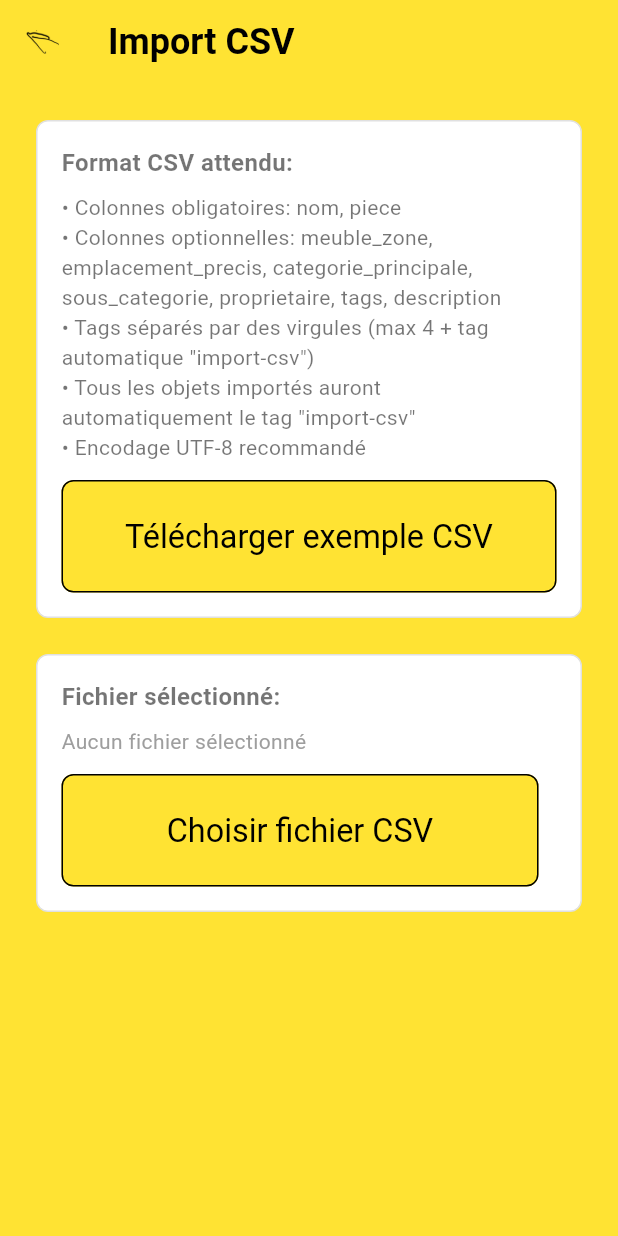
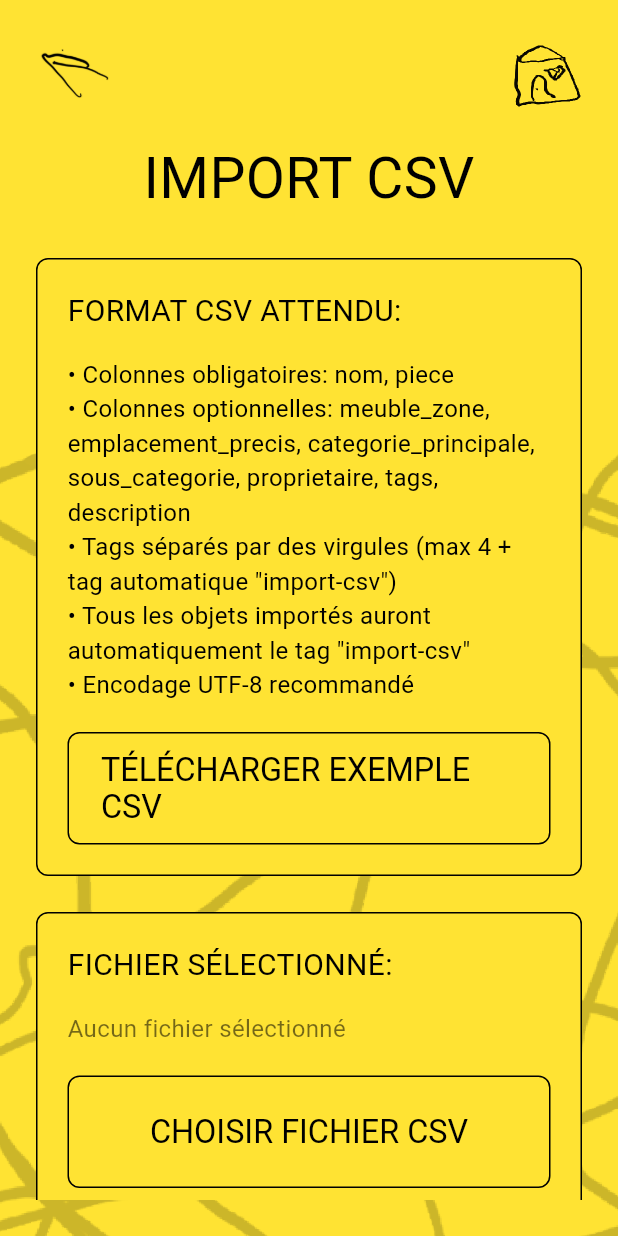
Before and after one commit to florianleux/scrountch, a Flutter app: the CsvImportScreen screen opened directly, on a phone screen of 412 x 824 dp. Run offline on Flutter 3.47's test engine with Material 3 defaults, Android fonts, the phone set to English and light mode, and no system bars; our stand-ins replace cloud_firestore, csv, file_picker, firebase_auth, firebase_core; accounts and stored records are empty; generated files the repository leaves out were written again; network calls fail; Roboto replaces fonts that are missing (Chivo, DelaGothicOne).

Commit message:
fix: conform CSV import screen to design guidelines
- Replace AppBar with standardized header (back_icon + home_icon 50x50px)
- Add search_bg.png background image with 20% opacity
- Update typography: DelaGothicOne for titles, Chivo for body text
- Replace white containers with unified yellow (#FFE333) style
- Add black borders (1px) to all containers
- Update all text to uppercase for titles and buttons
- Improve dialog styling with TertiaryButton
- Enhance progress indicator styling
- Fix spacing and padding according to DA standards

```diff
--- a/lib/screens/csv_import_screen.dart
+++ b/lib/screens/csv_import_screen.dart
@@ -22,28 +22,80 @@ class _CsvImportScreenState extends State<CsvImportScreen> {
   Widget build(BuildContext context) {
     return Scaffold(
       backgroundColor: const Color(0xFFFFE333),
-      appBar: AppBar(
-        backgroundColor: const Color(0xFFFFE333),
-        elevation: 0,
-        leading: IconButton(
-          icon: Image.asset(
-            'assets/images/back_icon.png',
-            width: 24,
-            height: 24,
-          ),
-          onPressed: () => Navigator.pop(context),
-        ),
-        title: const Text(
-          'Import CSV',
-          style: TextStyle(
-            fontSize: 24,
-            fontWeight: FontWeight.bold,
-            color: Colors.black,
+      body: Stack(
+        children: [
+          // Image de fond avec opacité
+          Positioned.fill(
+            child: Opacity(
+              opacity: 0.2,
+              child: Image.asset(
+                'assets/images/search_bg.png',
+                fit: BoxFit.cover,
               ),
             ),
           ),
-      body: Padding(
-        padding: const EdgeInsets.all(24.0),
+
+          // Contenu principal
+          SafeArea(
+            child: Padding(
+              padding: const EdgeInsets.symmetric(vertical: 24.0),
+              child: Column(
+                children: [
+                  // Header standardisé
+                  Padding(
+                    padding: const EdgeInsets.symmetric(horizontal: 24.0),
+                    child: Row(
+                      children: [
+                        // Bouton retour (50x50px)
+                        GestureDetector(
+                          onTap: () => Navigator.pop(context),
+                          child: Image.asset(
+                            'assets/images/back_icon.png',
+                            width: 50,
+                            height: 50,
+                          ),
+                        ),
+                        const Spacer(),
+                        // Bouton home (50x50px)
+                        GestureDetector(
+                          onTap: () => Navigator.pushNamedAndRemoveUntil(
+                            context,
+                            '/',
+                            (route) => false,
+                          ),
+                          child: Image.asset(
+                            'assets/images/home_icon.png',
+                            width: 50,
+                            height: 50,
+                          ),
+                        ),
+                      ],
+                    ),
+                  ),
+
+                  const SizedBox(height: 24),
+
+                  // Titre de la page
+                  const Padding(
+                    padding: EdgeInsets.symmetric(horizontal: 24.0),
+                    child: Text(
+                      'IMPORT CSV',
+                      textAlign: TextAlign.center,
+                      style: TextStyle(
+                        fontFamily: 'DelaGothicOne',
+                        fontSize: 38,
+                        color: Colors.black,
+                        height: 1.1,
+                      ),
+                    ),
+                  ),
+
+                  const SizedBox(height: 32),
+
+                  // Contenu scrollable
+                  Expanded(
+                    child: SingleChildScrollView(
+                      padding: const EdgeInsets.symmetric(horizontal: 24.0),
                       child: Column(
                         crossAxisAlignment: CrossAxisAlignment.stretch,
                         children: [
@@ -66,39 +118,51 @@ class _CsvImportScreenState extends State<CsvImportScreen> {
                         ],
                       ),
                     ),
+                  ),
+                ],
+              ),
+            ),
+          ),
+        ],
+      ),
     );
   }
 
   Widget _buildInstructions() {
     return Container(
-      padding: const EdgeInsets.all(16),
+      padding: const EdgeInsets.all(20),
       decoration: BoxDecoration(
-        color: Colors.white,
+        color: const Color(0xFFFFE333),
         borderRadius: BorderRadius.circular(8),
-        border: Border.all(color: Colors.grey.shade300),
+        border: Border.all(color: Colors.black, width: 1),
       ),
       child: Column(
         crossAxisAlignment: CrossAxisAlignment.start,
         children: [
           const Text(
-            'Format CSV attendu:',
+            'FORMAT CSV ATTENDU:',
             style: TextStyle(
-              fontSize: 16,
-              fontWeight: FontWeight.bold,
+              fontFamily: 'DelaGothicOne',
+              fontSize: 20,
+              color: Colors.black,
             ),
           ),
-          const SizedBox(height: 8),
+          const SizedBox(height: 16),
           const Text(
             '• Colonnes obligatoires: nom, piece\n'
             '• Colonnes optionnelles: meuble_zone, emplacement_precis, categorie_principale, sous_categorie, proprietaire, tags, description\n'
             '• Tags séparés par des virgules (max 4 + tag automatique "import-csv")\n'
             '• Tous les objets importés auront automatiquement le tag "import-csv"\n'
             '• Encodage UTF-8 recommandé',
-            style: TextStyle(fontSize: 14),
+            style: TextStyle(
+              fontFamily: 'Chivo',
+              fontSize: 16,
+              color: Colors.black,
             ),
-          const SizedBox(height: 12),
+          ),
+          const SizedBox(height: 20),
           SecondaryButton(
-            text: 'Télécharger exemple CSV',
+            text: 'TÉLÉCHARGER EXEMPLE CSV',
             onPressed: _downloadExample,
           ),
         ],
@@ -108,49 +172,56 @@ class _CsvImportScreenState extends State<CsvImportScreen> {
 
   Widget _buildFileSelection() {
     return Container(
-      padding: const EdgeInsets.all(16),
+      padding: const EdgeInsets.all(20),
       decoration: BoxDecoration(
-        color: Colors.white,
+        color: const Color(0xFFFFE333),
         borderRadius: BorderRadius.circular(8),
-        border: Border.all(color: Colors.grey.shade300),
+        border: Border.all(color: Colors.black, width: 1),
       ),
       child: Column(
         crossAxisAlignment: CrossAxisAlignment.start,
         children: [
           const Text(
-            'Fichier sélectionné:',
+            'FICHIER SÉLECTIONNÉ:',
             style: TextStyle(
-              fontSize: 16,
-              fontWeight: FontWeight.bold,
+              fontFamily: 'DelaGothicOne',
+              fontSize: 20,
+              color: Colors.black,
             ),
           ),
-          const SizedBox(height: 8),
+          const SizedBox(height: 16),
           if (_selectedFile != null)
             Text(
               _selectedFile!.path.split('/').last,
-              style: const TextStyle(fontSize: 14, color: Colors.green),
+              style: const TextStyle(
+                fontFamily: 'Chivo',
+                fontSize: 16,
+                color: Colors.green,
+                fontWeight: FontWeight.w600,
+              ),
             )
           else
             const Text(
               'Aucun fichier sélectionné',
-              style: TextStyle(fontSize: 14, color: Colors.grey),
+              style: TextStyle(
+                fontFamily: 'Chivo',
+                fontSize: 16,
+                color: Colors.black54,
+              ),
+            ),
+          const SizedBox(height: 20),
+          Column(
+            crossAxisAlignment: CrossAxisAlignment.stretch,
+            children: [
+              SecondaryButton(
+                text: 'CHOISIR FICHIER CSV',
+                onPressed: _isLoading ? null : _selectFile,
               ),
               const SizedBox(height: 12),
-          Row(
-            children: [
-              Expanded(
-                child: SecondaryButton(
-                  text: 'Choisir fichier CSV',
-                  onPressed: _isLoading ? null : _selectFile,
-                ),
-              ),
-              const SizedBox(width: 12),
               if (_selectedFile != null)
-                Expanded(
-                  child: PrimaryButton(
-                    text: _isLoading ? 'Analyse...' : 'Analyser',
+                PrimaryButton(
+                  text: _isLoading ? 'ANALYSE...' : 'ANALYSER',
                   onPressed: _isLoading ? null : _parseFile,
-                  ),
                 ),
             ],
           ),
@@ -163,30 +234,31 @@ class _CsvImportScreenState extends State<CsvImportScreen> {
     if (_parseResult == null) return const SizedBox.shrink();
 
     return Container(
-      padding: const EdgeInsets.all(16),
+      padding: const EdgeInsets.all(20),
       decoration: BoxDecoration(
-        color: Colors.white,
+        color: const Color(0xFFFFE333),
         borderRadius: BorderRadius.circular(8),
-        border: Border.all(color: Colors.grey.shade300),
+        border: Border.all(color: Colors.black, width: 1),
       ),
       child: Column(
         crossAxisAlignment: CrossAxisAlignment.start,
         children: [
-          Text(
-            'Résultats de l\'analyse:',
-            style: const TextStyle(
-              fontSize: 16,
-              fontWeight: FontWeight.bold,
+          const Text(
+            'RÉSULTATS DE L\'ANALYSE:',
+            style: TextStyle(
+              fontFamily: 'DelaGothicOne',
+              fontSize: 20,
+              color: Colors.black,
             ),
           ),
-          const SizedBox(height: 12),
+          const SizedBox(height: 20),
 
           // Statistiques
           Row(
             children: [
               Expanded(
                 child: _buildStatCard(
-                  'Valides',
+                  'VALIDES',
                   _parseResult!.validCount.toString(),
                   Colors.green,
                 ),
@@ -194,7 +266,7 @@ class _CsvImportScreenState extends State<CsvImportScreen> {
               const SizedBox(width: 12),
               Expanded(
                 child: _buildStatCard(
-                  'Erreurs',
+                  'ERREURS',
                   _parseResult!.errorCount.toString(),
                   Colors.red,
                 ),
@@ -202,7 +274,7 @@ class _CsvImportScreenState extends State<CsvImportScreen> {
               const SizedBox(width: 12),
               Expanded(
                 child: _buildStatCard(
-                  'Total',
+                  'TOTAL',
                   _parseResult!.totalLines.toString(),
                   Colors.blue,
                 ),
@@ -212,18 +284,24 @@ class _CsvImportScreenState extends State<CsvImportScreen> {
 
           // Liste des erreurs (si il y en a)
           if (_parseResult!.hasErrors) ...[
-            const SizedBox(height: 16),
+            const SizedBox(height: 20),
             const Text(
-              'Erreurs détectées:',
+              'ERREURS DÉTECTÉES:',
               style: TextStyle(
-                fontSize: 14,
-                fontWeight: FontWeight.bold,
+                fontFamily: 'DelaGothicOne',
+                fontSize: 16,
                 color: Colors.red,
               ),
             ),
-            const SizedBox(height: 8),
-            SizedBox(
+            const SizedBox(height: 12),
+            Container(
               height: 120,
+              padding: const EdgeInsets.all(12),
+              decoration: BoxDecoration(
+                color: Colors.red.withOpacity(0.1),
+                borderRadius: BorderRadius.circular(6),
+                border: Border.all(color: Colors.red.withOpacity(0.3)),
+              ),
               child: ListView.builder(
                 itemCount: _parseResult!.errors.length,
                 itemBuilder: (context, index) {
@@ -233,7 +311,8 @@ class _CsvImportScreenState extends State<CsvImportScreen> {
                     child: Text(
                       'Ligne ${error.lineNumber}: ${error.error}',
                       style: const TextStyle(
-                        fontSize: 12,
+                        fontFamily: 'Chivo',
+                        fontSize: 14,
                         color: Colors.red,
                       ),
                     ),
@@ -260,16 +339,18 @@ class _CsvImportScreenState extends State<CsvImportScreen> {
           Text(
             value,
             style: TextStyle(
-              fontSize: 20,
-              fontWeight: FontWeight.bold,
+              fontFamily: 'DelaGothicOne',
+              fontSize: 24,
               color: color,
             ),
           ),
           Text(
             label,
             style: TextStyle(
+              fontFamily: 'Chivo',
               fontSize: 12,
               color: color,
+              fontWeight: FontWeight.w600,
             ),
           ),
         ],
@@ -279,27 +360,45 @@ class _CsvImportScreenState extends State<CsvImportScreen> {
 
   Widget _buildActions() {
     return Column(
+      crossAxisAlignment: CrossAxisAlignment.stretch,
       children: [
         if (_parseResult != null && _parseResult!.validCount > 0) ...[
           if (_isImporting) ...[
+            Container(
+              padding: const EdgeInsets.all(20),
+              decoration: BoxDecoration(
+                color: const Color(0xFFFFE333),
+                borderRadius: BorderRadius.circular(8),
+                border: Border.all(color: Colors.black, width: 1),
+              ),
+              child: Column(
+                children: [
                   LinearProgressIndicator(
                     value: _parseResult!.validCount > 0
                         ? _importProgress / _parseResult!.validCount
                         : 0,
-              backgroundColor: Colors.grey.shade300,
+                    backgroundColor: Colors.black.withOpacity(0.2),
                     valueColor: const AlwaysStoppedAnimation<Color>(Colors.green),
                   ),
-            const SizedBox(height: 8),
+                  const SizedBox(height: 12),
                   Text(
-              'Import en cours... $_importProgress/${_parseResult!.validCount}',
-              style: const TextStyle(fontSize: 14),
+                    'IMPORT EN COURS... $_importProgress/${_parseResult!.validCount}',
+                    style: const TextStyle(
+                      fontFamily: 'DelaGothicOne',
+                      fontSize: 16,
+                      color: Colors.black,
                     ),
-            const SizedBox(height: 16),
+                    textAlign: TextAlign.center,
+                  ),
+                ],
+              ),
+            ),
+            const SizedBox(height: 20),
           ],
           PrimaryButton(
             text: _isImporting
-                ? 'Import en cours...'
-                : 'Importer ${_parseResult!.validCount} objets',
+                ? 'IMPORT EN COURS...'
+                : 'IMPORTER ${_parseResult!.validCount} OBJETS',
             onPressed: _isImporting ? null : _importItems,
           ),
         ],
@@ -396,17 +495,34 @@ class _CsvImportScreenState extends State<CsvImportScreen> {
     showDialog(
       context: context,
       builder: (context) => AlertDialog(
-        title: const Text('Exemple CSV'),
+        backgroundColor: const Color(0xFFFFE333),
+        shape: RoundedRectangleBorder(
+          borderRadius: BorderRadius.circular(8),
+          side: const BorderSide(color: Colors.black, width: 1),
+        ),
+        title: const Text(
+          'EXEMPLE CSV',
+          style: TextStyle(
+            fontFamily: 'DelaGothicOne',
+            fontSize: 24,
+            color: Colors.black,
+          ),
+        ),
         content: SingleChildScrollView(
           child: Text(
             example,
-            style: const TextStyle(fontFamily: 'monospace', fontSize: 12),
+            style: const TextStyle(
+              fontFamily: 'Chivo',
+              fontSize: 12,
+              color: Colors.black,
+            ),
           ),
         ),
         actions: [
-          TextButton(
+          TertiaryButton(
+            text: 'FERMER',
             onPressed: () => Navigator.pop(context),
-            child: const Text('Fermer'),
+            iconPath: 'assets/images/cross_icon.png',
           ),
         ],
       ),
```
Lines whose indentation alone changed are shown as unchanged.
